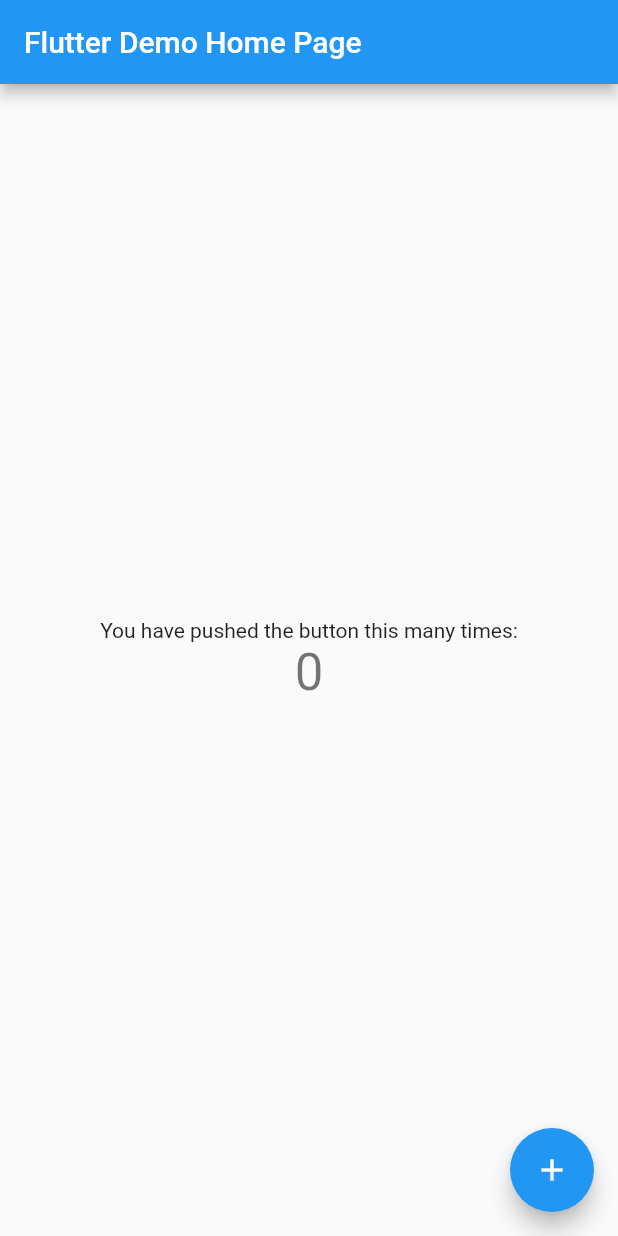
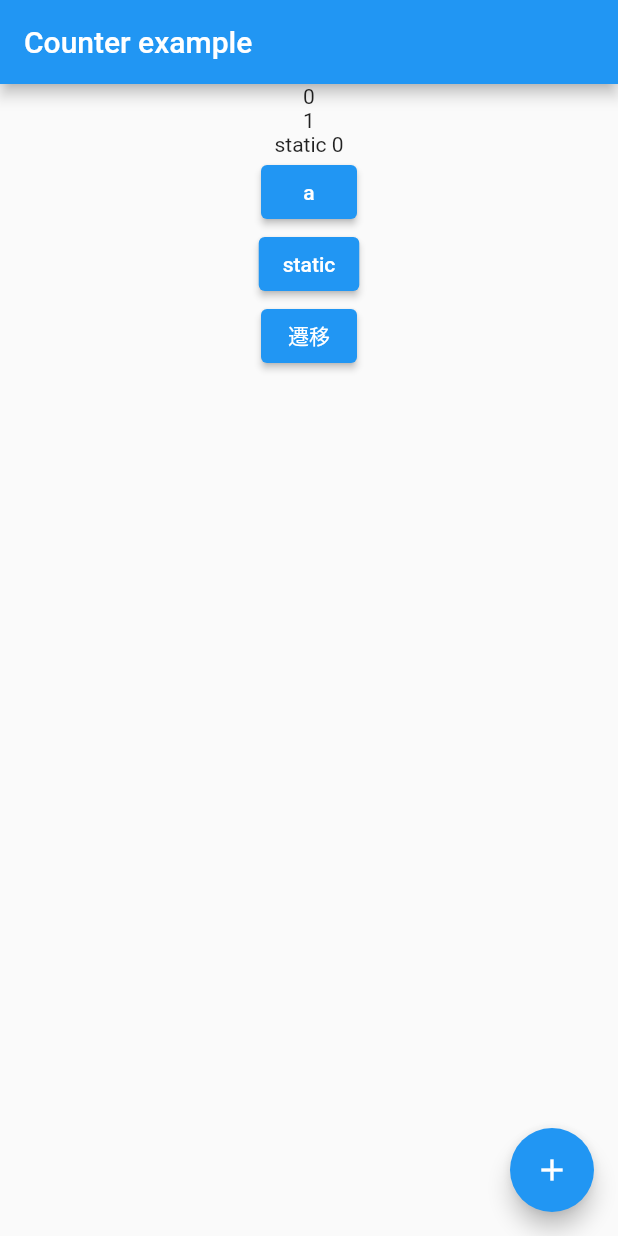
Before and after one commit to Ryu-nakay/riverpod_practice, a Flutter app: the screen it shows after launch, on a phone screen of 412 x 824 dp. Run offline on Flutter 3.47's test engine with Material 2 defaults, Android fonts, the phone set to English and light mode, and no system bars; our stand-ins replace flutter_riverpod, freezed_annotation.

```diff
--- /dev/null
+++ b/lib/first_class.dart
@@ -0,0 +1,14 @@
+import 'package:flutter_riverpod/flutter_riverpod.dart';
+import 'package:riverpod_practice/%20data_store.dart';
+
+final firstClassProvider = Provider<FirstClass>((ref) => FirstClass());
+
+class FirstClass {
+  final counterProvider = StateProvider<int>((ref) => 0);
+
+  // void dataChangeAction(WidgetRef ref) {
+  //   ref
+  //       .read(ref.watch(dataStoreProvider).dataStoreCounterProvider.notifier)
+  //       .state++;
+  // }
+}
--- a/lib/main.dart
+++ b/lib/main.dart
@@ -1,64 +1,80 @@
 import 'package:flutter/material.dart';
+import 'package:flutter_riverpod/flutter_riverpod.dart';
+import 'package:riverpod_practice/%20data_store.dart';
+import 'package:riverpod_practice/first_class.dart';
+import 'package:riverpod_practice/second_view.dart';
+
+// A Counter example implemented with riverpod
 
 void main() {
-  runApp(const MyApp());
+  runApp(
+    // Adding ProviderScope enables Riverpod for the entire project
+    const ProviderScope(child: MyApp()),
+  );
 }
 
-class MyApp extends StatelessWidget {
+class MyApp extends ConsumerWidget {
   const MyApp({super.key});
+
   @override
-  Widget build(BuildContext context) {
-    return MaterialApp(
-      title: 'Flutter Demo',
-      theme: ThemeData(
-        primarySwatch: Colors.blue,
-      ),
-      home: const MyHomePage(title: 'Flutter Demo Home Page'),
-    );
+  Widget build(BuildContext context, WidgetRef ref) {
+    return MaterialApp(home: Home());
   }
 }
 
-class MyHomePage extends StatefulWidget {
-  const MyHomePage({super.key, required this.title});
+/// Providers are declared globally and specify how to create a state
+final counterProvider = StateProvider((ref) => 0);
 
-  final String title;
+final filteredTodoListProvider = Provider<int>((ref) {
+  final counter = ref.watch(counterProvider);
+
+  return counter + 1;
+});
+
+class Home extends ConsumerWidget {
+  const Home({super.key});
 
   @override
-  State<MyHomePage> createState() => _MyHomePageState();
-}
+  Widget build(BuildContext context, WidgetRef ref) {
+    ref.read(dataStoreProvider).countListner(ref);
 
-class _MyHomePageState extends State<MyHomePage> {
-  int _counter = 0;
-
-  void _incrementCounter() {
-    setState(() {
-      _counter++;
-    });
-  }
-
-  @override
-  Widget build(BuildContext context) {
     return Scaffold(
-      appBar: AppBar(
-        title: Text(widget.title),
-      ),
+      appBar: AppBar(title: const Text('Counter example')),
       body: Center(
+        // Consumer is a widget that allows you reading providers.
         child: Column(
-          mainAxisAlignment: MainAxisAlignment.center,
-          children: <Widget>[
-            const Text(
-              'You have pushed the button this many times:',
-            ),
-            Text(
-              '$_counter',
-              style: Theme.of(context).textTheme.headlineMedium,
-            ),
+          children: [
+            Text('${ref.watch(counterProvider)}'),
+            Text('${ref.watch(filteredTodoListProvider)}'),
+            // Text(
+            // '${ref.watch(ref.read(dataStoreProvider).dataStoreCounterProvider)}'),
+            Text('static ${ref.watch(staticDataStoreNotifierProvider).value}'),
+            ElevatedButton(
+                onPressed: () {
+                  // ref.watch(firstClassProvider).dataChangeAction(ref);
+                },
+                child: Text("a")),
+            ElevatedButton(
+                onPressed: () {
+                  ref
+                      .watch(staticDataStoreNotifierProvider.notifier)
+                      .increment();
+                },
+                child: Text("static")),
+            ElevatedButton(
+                onPressed: () {
+                  Navigator.push(context,
+                      MaterialPageRoute(builder: (context) => SecondView()));
+                },
+                child: Text("遷移")),
           ],
         ),
       ),
       floatingActionButton: FloatingActionButton(
-        onPressed: _incrementCounter,
-        tooltip: 'Increment',
+        // The read method is a utility to read a provider without listening to it
+        onPressed: () {
+          ref.read(counterProvider.notifier).state++;
+        },
         child: const Icon(Icons.add),
       ),
     );
--- a/pubspec.yaml
+++ b/pubspec.yaml
@@ -36,6 +36,8 @@ dependencies:
   # Use with the CupertinoIcons class for iOS style icons.
   cupertino_icons: ^1.0.2
   flutter_riverpod: ^2.1.1
+  freezed: ^2.2.1
+  freezed_annotation: ^2.2.0
 
 dev_dependencies:
   flutter_test:
@@ -47,6 +49,7 @@ dev_dependencies:
   # package. See that file for information about deactivating specific lint
   # rules and activating additional ones.
   flutter_lints: ^2.0.0
+  build_runner: ^2.3.2
 
 # For information on the generic Dart part of this file, see the
 # following page: https://dart.dev/tools/pub/pubspec
```
Also changed, not shown: lib/ data_store.dart (added, +55 -0 lines), lib/ref_manager.dart (added, +12 -0 lines), lib/second_view.dart (added, +28 -0 lines), lib/static_data_store.dart (added, +10 -0 lines), lib/static_data_store.freezed.dart (added), pubspec.lock.
